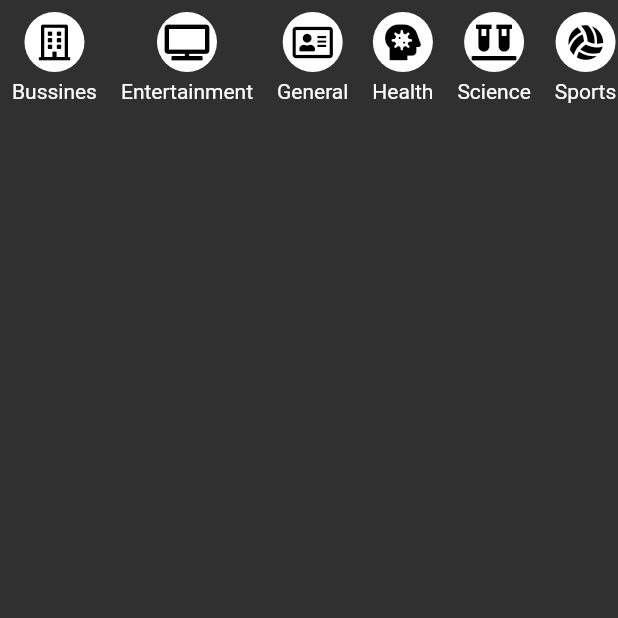
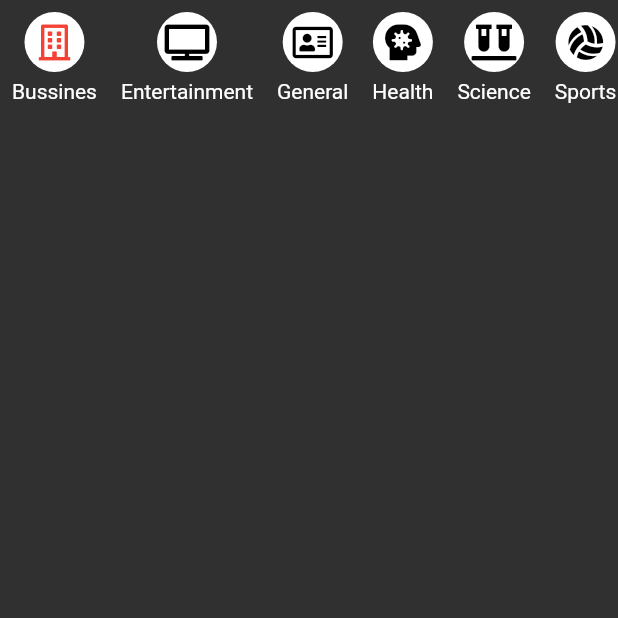
Before and after one commit to Jhonsebas77/udemy-flutter-provider-news, a Flutter app: the screen it shows after launch, swiped to page 2, on a phone screen of 412 x 824 dp, the top half of it. Run offline on Flutter 3.47's test engine with Material 2 defaults, Android fonts, the light colour scheme and no system bars; our stand-ins replace font_awesome_flutter; network calls fail.

Commit message:
Active the button tha is selected

```diff
--- a/lib/src/views/tabs2_view.dart
+++ b/lib/src/views/tabs2_view.dart
@@ -54,6 +54,9 @@ class CategoryItem extends StatelessWidget {
   }) : super(key: key);
 
   Widget _buildCategoryButton(BuildContext context) {
+    final newServices = Provider.of<NewServices>(
+      context,
+    );
     return GestureDetector(
       onTap: () {
         final newServices = Provider.of<NewServices>(
@@ -71,7 +74,9 @@ class CategoryItem extends StatelessWidget {
         ),
         child: Icon(
           category.icon,
-          color: Colors.black,
+          color: (newServices.selectedCategory == category.name)
+              ? Colors.red
+              : Colors.black,
         ),
       ),
     );
```
